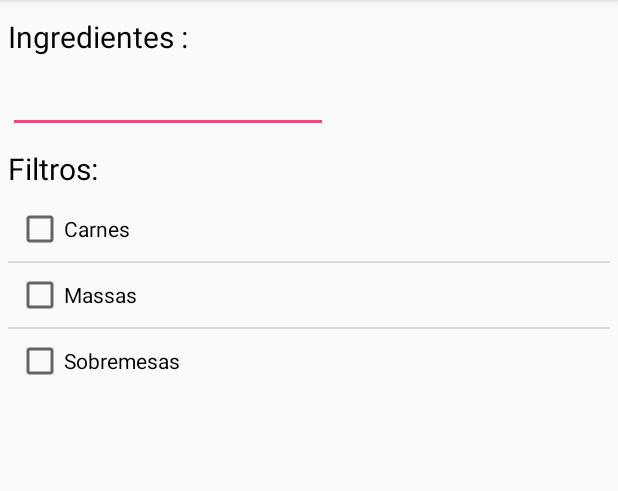
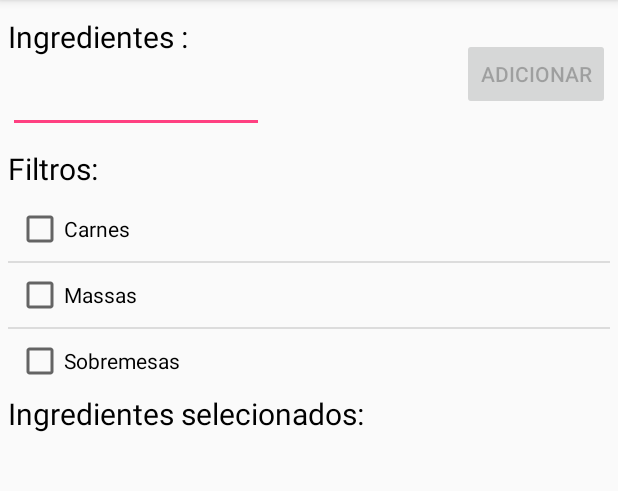
Before and after one commit to LucasAurelio/livro-de-receitas, an Android app: the fragment SearchFragment shown on its own in the app's theme, on a phone screen of 412 x 824 dp, the part 84-575 px from its top. Run offline under Robolectric (Android 15) with nearby library versions, the phone set to English and light mode, and no system bars; libraries missing offline, so code that uses them is left out: com.roughike.bottombar; network calls fail.

Commit message:
Recuperando ingredientes selecionados e mostrando na tela

```diff
--- a/app/src/main/java/com/projetoes/livrodereceitas/DatabaseHelper.java
+++ b/app/src/main/java/com/projetoes/livrodereceitas/DatabaseHelper.java
@@ -107,6 +107,5 @@ public class DatabaseHelper extends SQLiteOpenHelper{
     }
 
     //Queries
-    public
 
 }
--- a/app/src/main/java/com/projetoes/livrodereceitas/fragments/SearchFragment.java
+++ b/app/src/main/java/com/projetoes/livrodereceitas/fragments/SearchFragment.java
@@ -9,6 +9,7 @@ import android.view.ViewGroup;
 import android.widget.AdapterView;
 import android.widget.ArrayAdapter;
 import android.widget.AutoCompleteTextView;
+import android.widget.Button;
 import android.widget.ListAdapter;
 import android.widget.ListView;
 import android.widget.Spinner;
@@ -16,9 +17,11 @@ import android.widget.Toast;
 
 import com.projetoes.livrodereceitas.CheckboxListViewAdapter;
 import com.projetoes.livrodereceitas.R;
+import com.roughike.bottombar.BottomBar;
 
 import java.lang.reflect.Array;
 import java.util.ArrayList;
+import java.util.HashSet;
 import java.util.List;
 
 /**
@@ -63,6 +66,14 @@ public class SearchFragment extends Fragment {
         // Inflate the layout for this fragment
         View view = inflater.inflate(R.layout.fragment_search, container, false);
 
+        final HashSet ingredientsArrayList = new HashSet();
+
+        final Button addBtn = (Button) view.findViewById(R.id.add);
+        addBtn.setEnabled(false);
+
+        final ListView selectedListView = (ListView) view.findViewById(R.id.selected_ingredients_list);
+
+
         // Selecionar ingredientes
         //dados para teste
         List ingredientList = new ArrayList();
@@ -75,7 +86,7 @@ public class SearchFragment extends Fragment {
         ingredientList.add("Filé");
         ingredientList.add("Castanha");
 
-
+        final Object[] itemSelected = new Object[1];
         //Creating the instance of ArrayAdapter containing list of language names
         ArrayAdapter<String> adapter = new ArrayAdapter<String> (getContext(),android.R.layout.select_dialog_item,ingredientList);
         //Getting the instance of AutoCompleteTextView
@@ -83,16 +94,28 @@ public class SearchFragment extends Fragment {
         actv.setThreshold(1);//will start working from first character
         actv.setAdapter(adapter);//setting the adapter data into the AutoCompleteTextView
 
-
         actv.setOnItemClickListener(new AdapterView.OnItemClickListener() {
             @Override
             public void onItemClick(AdapterView<?> parent, View view, int position, long id) {
                 // recupera o valor do text
-                Object item = parent.getItemAtPosition(position).getClass();
-                Toast.makeText(getContext(), (CharSequence) parent.getItemAtPosition(position), Toast.LENGTH_LONG).show();
+                itemSelected[0] = parent.getItemAtPosition(position);
+                addBtn.setEnabled(true);
             }
         });
 
+        addBtn.setOnClickListener(new View.OnClickListener() {
+            @Override
+            public void onClick(View v) {
+                ingredientsArrayList.add(itemSelected[0]);
+
+                Toast.makeText(getContext(),ingredientsArrayList.toString(), Toast.LENGTH_LONG).show();
+                ArrayAdapter<String> adapterList = new ArrayAdapter<String> (getContext(),android.R.layout.select_dialog_item,
+                        new ArrayList<>(ingredientsArrayList));
+
+                selectedListView.setAdapter(adapterList);
+                addBtn.setEnabled(false);
+            }
+        });
 
         // Selecionar filtro
         //Dados para teste
--- a/app/src/main/res/layout/fragment_search.xml
+++ b/app/src/main/res/layout/fragment_search.xml
@@ -24,10 +24,7 @@
                 android:layout_width="match_parent"
                 android:layout_height="wrap_content"
                 android:text="Ingredientes :"
-                android:textSize="20dp"
-                android:textColor="@android:color/black"
-                android:layout_marginBottom="5dp"
-                />
+                style="@style/text" />
 
             <AutoCompleteTextView
                 android:id="@+id/auto_complete_ingredient"
@@ -35,14 +32,19 @@
                 android:layout_height="wrap_content"
                 android:layout_alignParentLeft="true"
                 android:layout_below="@+id/text_ingredient"
-                android:ems="10"
-                android:text="">
+                android:ems="8"
+                android:text=""/>
 
-            </AutoCompleteTextView>
-
+            <Button
+                android:layout_width="wrap_content"
+                android:layout_height="wrap_content"
+                android:id="@+id/add"
+                android:text="Adicionar"
+                android:layout_centerVertical="true"
+                android:layout_alignParentRight="true"
+                android:layout_alignParentEnd="true" />
 
         </RelativeLayout>
-
 
         <LinearLayout
             android:id="@+id/filter_layout"
@@ -50,25 +52,40 @@
             android:layout_height="wrap_content"
             android:orientation="vertical"
             android:layout_below="@+id/ingredient_layout"
-            android:layout_marginTop="10dp"
-            >
+            android:layout_marginTop="10dp">
 
             <TextView
                 android:layout_width="match_parent"
                 android:layout_height="wrap_content"
                 android:text="Filtros:"
-                android:textSize="20dp"
-                android:textColor="@android:color/black"
-                android:layout_marginBottom="5dp"/>
+                style="@style/text" />
 
             <ListView
                 android:layout_width="match_parent"
                 android:layout_height="wrap_content"
                 android:id="@+id/filter_list"/>
 
+        </LinearLayout>
+
+        <LinearLayout
+            android:layout_width="match_parent"
+            android:layout_height="wrap_content"
+            android:layout_below="@+id/filter_layout"
+            android:orientation="vertical">
+
+            <TextView
+                android:layout_width="match_parent"
+                android:layout_height="wrap_content"
+                android:text="Ingredientes selecionados:"
+                style="@style/text"/>
+
+            <ListView
+                android:layout_width="match_parent"
+                android:layout_height="wrap_content"
+                android:id="@+id/selected_ingredients_list"
+                />
 
         </LinearLayout>
-
 
 
     </RelativeLayout>
--- a/app/src/main/res/values/styles.xml
+++ b/app/src/main/res/values/styles.xml
@@ -8,4 +8,10 @@
         <item name="colorAccent">@color/colorAccent</item>
     </style>
 
+    <style name="text">
+        <item name="android:textSize">20dp</item>
+        <item name="android:textColor">@android:color/black</item>
+        <item name="android:layout_marginBottom">5dp</item>
+    </style>
+
 </resources>
```
